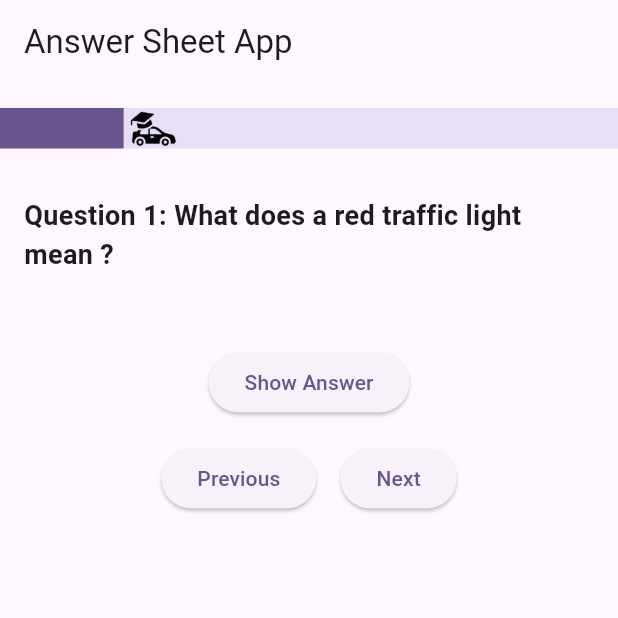
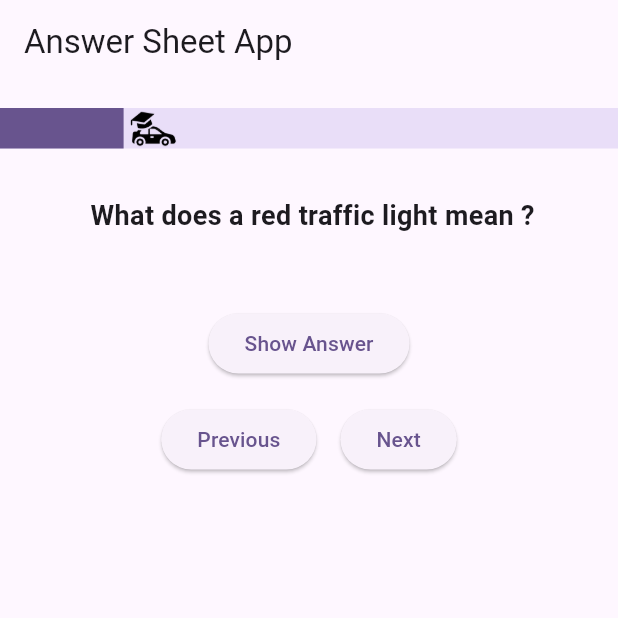
Before and after one commit to saranshahuja/roadschool, a Flutter app: the AnswerSheetPage screen opened directly, on a phone screen of 412 x 824 dp, the top half of it. Run offline on Flutter 3.47's test engine with Material 2 defaults, Android fonts, the phone set to English and light mode, and no system bars; our stand-ins replace cloud_firestore, firebase_core, google_fonts, sizer, toggle_switch; accounts and stored records are empty.

Commit message:
pushed more stuff for the app

```diff
--- a/lib/Pages/AnswerScreen.dart
+++ b/lib/Pages/AnswerScreen.dart
@@ -21,7 +21,7 @@ class AnswerSheetPage extends StatefulWidget {
 class _AnswerSheetPageState extends State<AnswerSheetPage> {
   int _currentQuestionIndex = 0;
   List<String> _questions = [
-    "Question 1: What does a red traffic light mean ?",
+    " What does a red traffic light mean ?",
     "Question 2: What should you do when you see a yield sign ?",
     "Question 3: What does a yellow traffic light mean ?",
     "Question 4: What does a yellow traffic light mean ?",
--- a/lib/Pages/learnChapters.dart
+++ b/lib/Pages/learnChapters.dart
@@ -31,7 +31,6 @@ class _LearnChaptersState extends State<LearnChapters> {
     for (var doc in querySnapshot.docs) {
       fetchedChapters.add({
         'id': doc.id,
-        // Assuming you want to use the doc.id as the name too, since no fields are there
         'name': doc.id,
       });
     }
--- a/lib/main.dart
+++ b/lib/main.dart
@@ -1,4 +1,5 @@
 import 'package:flutter/material.dart';
+import 'package:roadschool/Pages/AnswerScreen.dart';
 import 'package:roadschool/Pages/Homepage.dart';
 
 
```
